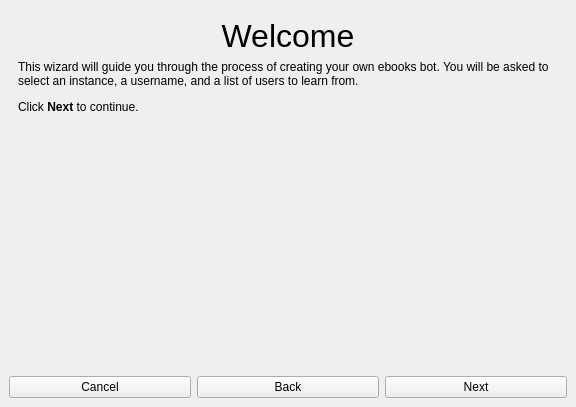
Qt form gui/wzd_createbot.ui (Lynnesbian/OldFediBooks) before a commit.
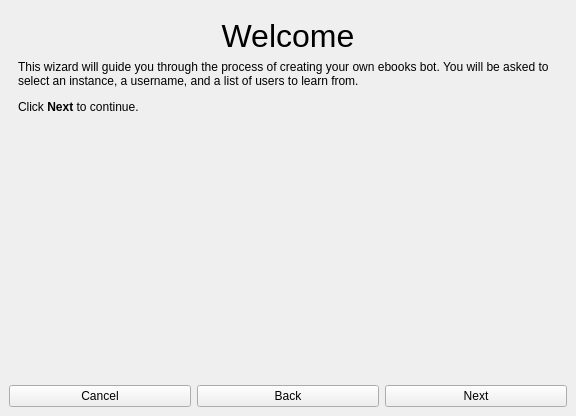
The same form after that commit. The open tabs and pages were chosen to show the change. Icons and pictures are not drawn.

Patch:
```diff
--- a/gui/wzd_createbot.ui
+++ b/gui/wzd_createbot.ui
@@ -7,7 +7,7 @@
     <x>0</x>
     <y>0</y>
     <width>576</width>
-    <height>407</height>
+    <height>416</height>
    </rect>
   </property>
   <property name="windowTitle">
```
Left out of the diff: 8 changed lines with no effect on the pictures.
